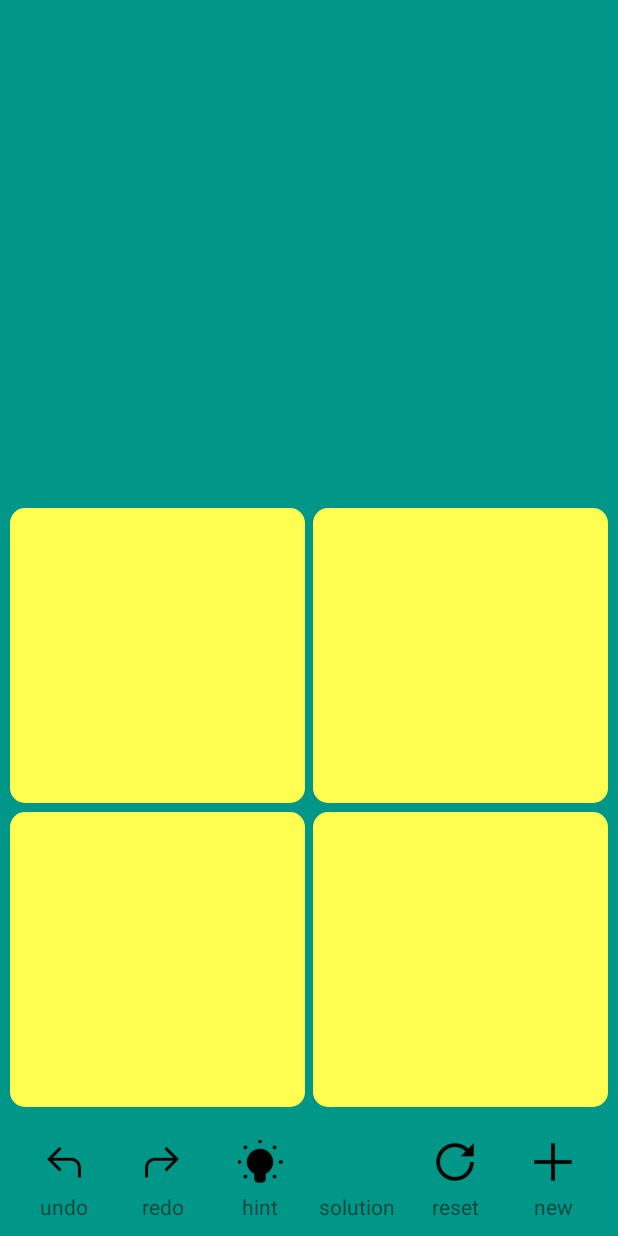
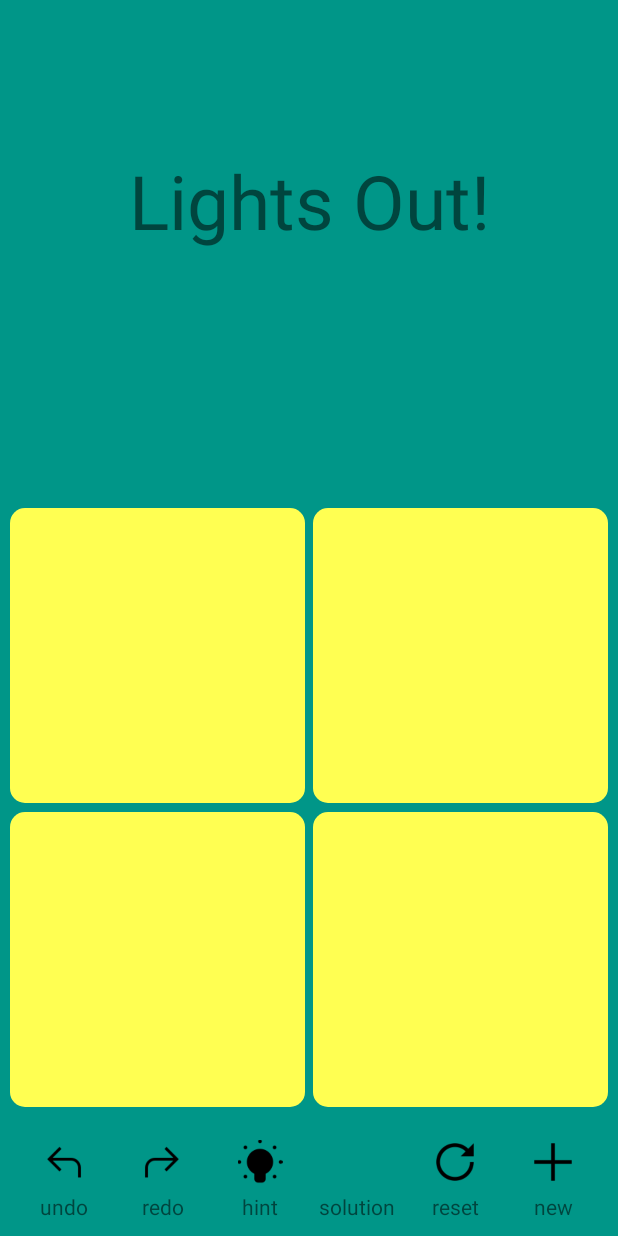
Before and after one commit to hogeleka/lights_out_android, an Android app: the GameGridActivity screen opened directly, with no data from a screen before it, after a tap on "new", on a phone screen of 412 x 824 dp. Run offline under Robolectric (Android 15) with nearby library versions, the light colour scheme and no system bars; our stand-ins replace data binding; 3 other taps on this screen came first.

Commit message:
Hints now has no known bugs

```diff
--- a/app/src/main/java/com/algorithmandblues/lightsout/Bulb.java
+++ b/app/src/main/java/com/algorithmandblues/lightsout/Bulb.java
@@ -87,25 +87,18 @@ public class Bulb extends AppCompatButton{
     }
 
     public void highlightBorder() {
-        ((GradientDrawable) this.getBackground()).setStroke(this.getBorderWidthInPixels(), getResources().getColor(SOLUTION_BORDER_COLOR));
+        this.setBulbStroke(SOLUTION_BORDER_COLOR);
         this.setBackground(this.getBackground());
         this.isBorderHighlighted = true;
     }
 
     public void unHighlightBorder() {
         this.setIsBorderHighlighted(false);
-        if(this.getIsHint()) {
-            if (this.getIsHintUsed()) {
-                ((GradientDrawable) this.getBackground()).setStroke(this.getBorderWidthInPixels(), getResources().getColor(HINT_BORDER_COLOR));
-                this.setIsHintBorderHighlighted(true);
-            } else {
-                ((GradientDrawable) this.getBackground()).setStroke(0, getResources().getColor(HINT_BORDER_COLOR));
-                this.highlightHint();
-                this.setIsHintBorderHighlighted(false);
-            }
-
+        if(this.getIsHint() && this.getIsHintUsed()) {
+            this.setBulbStroke(HINT_BORDER_COLOR);
+            this.setIsHintBorderHighlighted(true);
         } else {
-            ((GradientDrawable) this.getBackground()).setStroke(0, getResources().getColor(TRANSPARENT_COLOR));
+            this.setBulbStroke(TRANSPARENT_COLOR);
             this.setIsHintBorderHighlighted(false);
         }
         this.setBackground(this.getBackground());
@@ -118,13 +111,11 @@ public class Bulb extends AppCompatButton{
         if (this.getIsBorderHighlighted()) {
             this.highlightBorder();
         }
-
     }
 
     public void unhighlightHint() {
-        int pixels = this.getBorderWidthInPixels();
-        this.getBulbBackground().setStroke(pixels, getResources().getColor(HINT_BORDER_COLOR));
         this.setBackground(this.getBulbBackground());
+        this.setBulbStroke(HINT_BORDER_COLOR);
         this.setIsHintUsed(true);
         this.setIsHintHighlighted(false);
         if (this.getIsBorderHighlighted()) {
@@ -135,7 +126,7 @@ public class Bulb extends AppCompatButton{
 
     void highlightHintBorder() {
         if(!this.getIsHintUsed()) {
-            ((GradientDrawable) this.getBackground()).setStroke(this.getBorderWidthInPixels(), getResources().getColor(HINT_BORDER_COLOR));
+            this.setBulbStroke(HINT_BORDER_COLOR);
             this.setIsHintBorderHighlighted(true);
         }
     }
@@ -145,9 +136,13 @@ public class Bulb extends AppCompatButton{
         this.setIsHintBorderHighlighted(false);
     }
 
-    private int getBorderWidthInPixels() {
+    private int getPixels(int value) {
         final float scale = getContext().getResources().getDisplayMetrics().density;
-        return (int) (BORDER_WIDTH * scale + 0.5f);
+        return (int) (value * scale + 0.5f);
+    }
+
+    private void setBulbStroke(int color) {
+        ((GradientDrawable) this.getBackground()).setStroke(this.getPixels(BORDER_WIDTH), getResources().getColor(color));
     }
 
     @Override
--- a/app/src/main/java/com/algorithmandblues/lightsout/GameGridActivity.java
+++ b/app/src/main/java/com/algorithmandblues/lightsout/GameGridActivity.java
@@ -66,13 +66,13 @@ public class GameGridActivity extends AppCompatActivity {
         gameInstance.gameOverChange.addPropertyChangeListener(listener);
         binding.setGameinstance(gameInstance);
 
-        RelativeLayout gameTextHolder = findViewById(R.id.game_text_view_holder);
+        RelativeLayout gameTextHolder = findViewById(R.id.game_title_text_view_holder);
         gameTextHolder.setVisibility(View.VISIBLE);
         RelativeLayout powerConsumptionTextHolder = findViewById(R.id.power_text_view_holder);
         powerConsumptionTextHolder.setVisibility(View.VISIBLE);
         RelativeLayout hintsLeftTextHolder = findViewById(R.id.hints_left_text_view_holder);
         hintsLeftTextHolder.setVisibility(View.VISIBLE);
-        RelativeLayout moveCounterTextHolder = findViewById(R.id.moveCounter_text_view_holder);
+        RelativeLayout moveCounterTextHolder = findViewById(R.id.move_counter_text_view_holder);
         moveCounterTextHolder.setVisibility(View.VISIBLE);
         RelativeLayout gridLayoutHolder = findViewById(R.id.game_grid_holder);
         gridLayoutHolder.addView(gameInstance.getGrid());
--- a/app/src/main/java/com/algorithmandblues/lightsout/GameInstance.java
+++ b/app/src/main/java/com/algorithmandblues/lightsout/GameInstance.java
@@ -23,7 +23,7 @@ public class GameInstance extends BaseObservable {
 
     private static final String TAG = GameInstance.class.getSimpleName();
     private static final double SCREEN_WIDTH_PERCENTAGE_FOR_BULB_GAP = 1.5;
-    private static int BULB_GAP;
+    public int bulbGap;
     private static String GAME_IS_OVER;
     private static String GAME_IS_NOT_OVER;
     private int gameMode;
@@ -114,10 +114,10 @@ public class GameInstance extends BaseObservable {
         int height = displayMetrics.heightPixels;
         int width = displayMetrics.widthPixels;
         Log.d(TAG, "Screen width: " + width);
-        BULB_GAP = (int) ((SCREEN_WIDTH_PERCENTAGE_FOR_BULB_GAP / 100) * width);
-        Log.d(TAG, "Bulb gap: " + BULB_GAP);
+        bulbGap = (int) ((SCREEN_WIDTH_PERCENTAGE_FOR_BULB_GAP / 100) * width);
+        Log.d(TAG, "Bulb gap: " + bulbGap);
         int size = Math.min(width, height);
-        int marginCumulativeWidth = (dimension + 1) * BULB_GAP;
+        int marginCumulativeWidth = (dimension + 1) * bulbGap;
         int bulbWidth = (size - marginCumulativeWidth) / dimension;
 
         int id = 0;
@@ -141,25 +141,25 @@ public class GameInstance extends BaseObservable {
     private GridLayout.LayoutParams createBulbParameters(int r, int c, int length) {
         GridLayout.LayoutParams params = new GridLayout.LayoutParams();
         if (c != this.dimension - 1) {
-            params.rightMargin = BULB_GAP / 2;
+            params.rightMargin = bulbGap / 2;
         } else {
-            params.rightMargin = BULB_GAP;
+            params.rightMargin = bulbGap;
         }
 
         if (c == 0) {
-            params.leftMargin = BULB_GAP;
+            params.leftMargin = bulbGap;
         } else {
-            params.leftMargin = BULB_GAP / 2;
+            params.leftMargin = bulbGap / 2;
         }
 
         if (r == dimension - 1) {
-            params.bottomMargin = BULB_GAP;
+            params.bottomMargin = bulbGap;
         }
 
         params.height = length;
         params.width = length;
 
-        params.topMargin = BULB_GAP;
+        params.topMargin = bulbGap;
         params.setGravity(Gravity.CENTER);
         params.columnSpec = GridLayout.spec(c);
         params.rowSpec = GridLayout.spec(r);
@@ -305,6 +305,8 @@ public class GameInstance extends BaseObservable {
         this.unHighlightAllBulbs();
         if(isNewGame) {
             this.unhighlightAllHints();
+        } else {
+            this.highlightBorderForKnownHints();
         }
 
         Log.d(TAG, "Board Reset complete. \nNew Start State:" + Arrays.toString(state) +
@@ -457,7 +459,11 @@ public class GameInstance extends BaseObservable {
     void highlightBorderForKnownHints() {
         for (int i = 0; i < this.dimension * this.dimension; i++) {
             if (((Bulb) grid.getChildAt(i)).getIsHint()) {
-                ((Bulb) grid.getChildAt(i)).highlightHintBorder();
+                if(((Bulb) grid.getChildAt(i)).getIsHintUsed()) {
+                    ((Bulb) grid.getChildAt(i)).highlightHintBorder();
+                } else {
+                    ((Bulb) grid.getChildAt(i)).highlightHint();
+                }
             }
         }
     }
--- a/app/src/main/res/layout/activity_game_grid.xml
+++ b/app/src/main/res/layout/activity_game_grid.xml
@@ -17,30 +17,47 @@
         android:background="@color/background_color">
 
         <RelativeLayout
+            android:id="@+id/game_title_text_view_holder"
+            android:layout_width="match_parent"
+            android:layout_height="wrap_content"
+            android:orientation="horizontal"
+            android:paddingTop="100dp"
+            android:gravity="center">
+            <TextView
+                android:id="@+id/game_grid_title_text_view"
+                android:layout_width="match_parent"
+                android:layout_height="wrap_content"
+                android:maxLines="1"
+                android:text="@string/lights_out"
+                android:textAlignment="center"
+                android:textSize="50sp"
+                android:layout_gravity="center_horizontal">
+            </TextView>
+        </RelativeLayout>
+
+
+        <RelativeLayout
+            android:id="@+id/body"
             android:layout_width="match_parent"
             android:layout_height="wrap_content"
             android:paddingBottom="0dp">
-
-
             <RelativeLayout
-                android:id="@+id/game_text_view_holder"
+                android:id="@+id/move_counter_text_view_holder"
                 android:layout_width="match_parent"
                 android:layout_height="wrap_content"
                 android:orientation="horizontal"
-                android:paddingTop="60dp"
-                android:layout_above="@+id/power_text_view_holder"
-                android:paddingLeft="10dp"
-                android:paddingRight="10dp"
-                android:visibility="gone">
+                android:paddingTop="10dp"
+                android:layout_above="@+id/game_grid_holder"
+                android:visibility="gone"
+                android:paddingStart="@{gameinstance.bulbGap*2}"
+                android:paddingLeft="@{gameinstance.bulbGap*2}">
                 <TextView
-                    android:id="@+id/game_grid_title_text_view"
+                    android:id="@+id/move_counter_text_view"
                     android:layout_width="match_parent"
                     android:layout_height="wrap_content"
                     android:maxLines="1"
-                    android:text="@{gameinstance.gameOverText}"
-                    android:textAlignment="center"
-                    android:textSize="24sp"
-                    android:layout_gravity="center_horizontal">
+                    android:text="@{`moves: ` + gameinstance.moveCounter}"
+                    android:layout_gravity="left">
                 </TextView>
             </RelativeLayout>
 
@@ -50,21 +67,20 @@
                 android:layout_height="wrap_content"
                 android:orientation="horizontal"
                 android:paddingTop="10dp"
-                android:layout_above="@+id/hints_left_text_view_holder"
-                android:paddingLeft="10dp"
-                android:paddingRight="10dp"
+                android:layout_above="@+id/game_grid_holder"
+                android:gravity="center"
                 android:visibility="gone">
                 <TextView
                     android:id="@+id/power_text_view"
                     android:layout_width="match_parent"
                     android:layout_height="wrap_content"
                     android:maxLines="1"
-                    android:text="@{`Power: ` + gameinstance.currentPowerConsumption + `W`}"
+                    android:text="@{`power: ` + gameinstance.currentPowerConsumption + `W`}"
                     android:textAlignment="center"
-                    android:textSize="24sp"
-                    android:layout_gravity="center_horizontal">
+                   android:layout_gravity="center_horizontal">
                 </TextView>
             </RelativeLayout>
+
 
             <RelativeLayout
                 android:id="@+id/hints_left_text_view_holder"
@@ -72,41 +88,21 @@
                 android:layout_height="wrap_content"
                 android:orientation="horizontal"
                 android:paddingTop="10dp"
-                android:layout_above="@+id/moveCounter_text_view_holder"
-                android:paddingLeft="10dp"
-                android:paddingRight="10dp"
-                android:visibility="gone">
+                android:gravity="end"
+                android:visibility="gone"
+                android:layout_above="@+id/game_grid_holder"
+                android:paddingRight="@{gameinstance.bulbGap*2}"
+                android:paddingEnd="@{gameinstance.bulbGap*2}">
                 <TextView
                     android:id="@+id/hints_left_text_view"
                     android:layout_width="match_parent"
                     android:layout_height="wrap_content"
+                    android:layout_alignParentRight="true"
+                    android:textAlignment="viewEnd"
                     android:maxLines="1"
-                    android:text="@{`Hints Left: ` + gameinstance.hintsLeft }"
-                    android:textAlignment="center"
-                    android:textSize="24sp"
-                    android:layout_gravity="center_horizontal">
-                </TextView>
-            </RelativeLayout>
-
-            <RelativeLayout
-                android:id="@+id/moveCounter_text_view_holder"
-                android:layout_width="match_parent"
-                android:layout_height="wrap_content"
-                android:orientation="horizontal"
-                android:paddingTop="10dp"
-                android:layout_above="@+id/game_grid_holder"
-                android:paddingLeft="10dp"
-                android:paddingRight="10dp"
-                android:visibility="gone">
-                <TextView
-                    android:id="@+id/move_counter_text_view"
-                    android:layout_width="match_parent"
-                    android:layout_height="wrap_content"
-                    android:maxLines="1"
-                    android:text="@{`Move Counter: ` + gameinstance.moveCounter}"
-                    android:textAlignment="center"
-                    android:textSize="24sp"
-                    android:layout_gravity="center_horizontal">
+                    android:text="@{`hints: ` + gameinstance.hintsLeft }"
+                    android:layout_gravity="end"
+                    android:layout_alignParentEnd="true">
                 </TextView>
             </RelativeLayout>
 
--- a/app/src/main/res/values/dimens.xml
+++ b/app/src/main/res/values/dimens.xml
@@ -2,6 +2,6 @@
 <resources>
     <dimen name="button_icon_size">40dp</dimen>
     <dimen name="scale_factor" format="float">0.75</dimen>
-    <dimen name="button_disabled_alpha" format="float">0.4</dimen>
+    <dimen name="button_disabled_alpha" format="float">0.2</dimen>
     <dimen name="button_enabled_alpha" format="float">1.0</dimen>
 </resources>
--- a/app/src/main/res/values/strings.xml
+++ b/app/src/main/res/values/strings.xml
@@ -1,5 +1,6 @@
 <resources>
-    <string name="app_name">lights_out</string>
+    <string name="app_name">Lights Out!</string>
+    <string name="lights_out">Lights Out!</string>
 
     <string name="dummy_button">Dummy Button</string>
     <string name="dummy_content">DUMMY\nCONTENT</string>
@@ -33,7 +34,6 @@
     <string name="reset">reset</string>
     <string name="new_game">new</string>
 
-
     <string name="exit_game_title">Exit Lights Out</string>
     <string name="exit_game_question">Are you sure to exit?</string>
     <string name="turn_off_all_the_lights">Turn off all the Lights!!</string>
```
Also changed, not shown: app/src/main/res/drawable/starfilled.png (added), app/src/main/res/drawable/staroutline.png (added).
